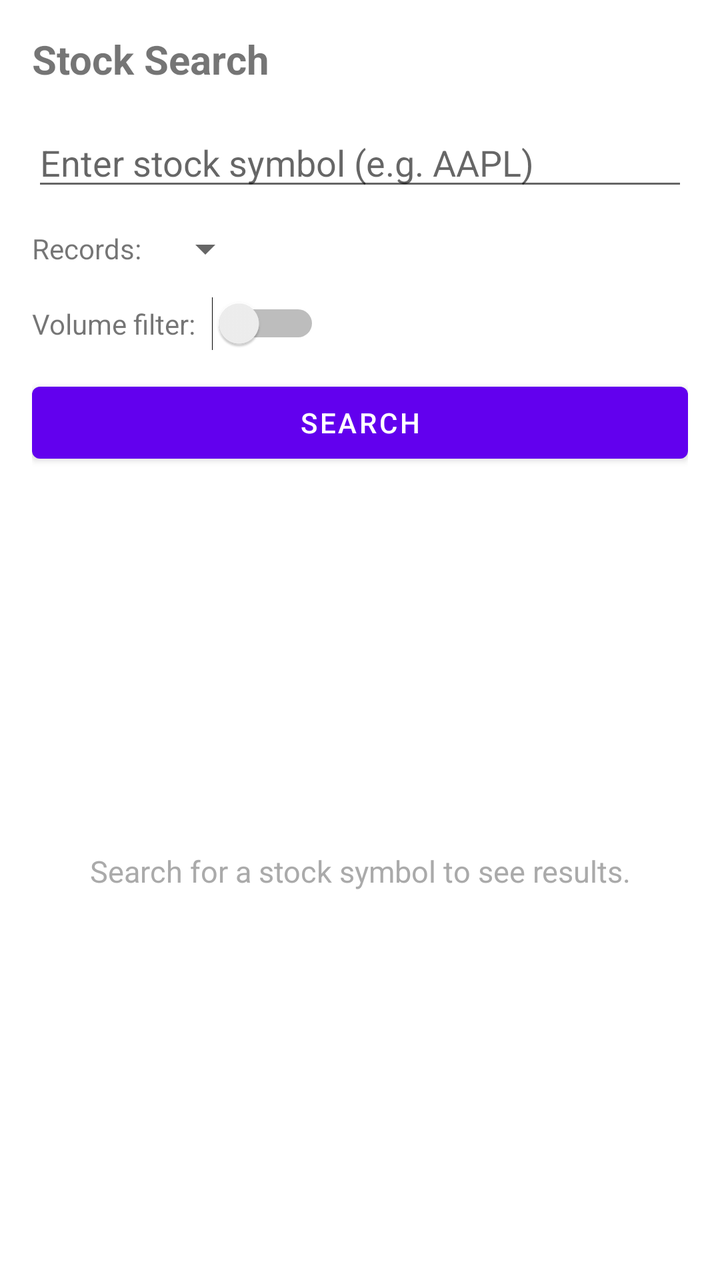
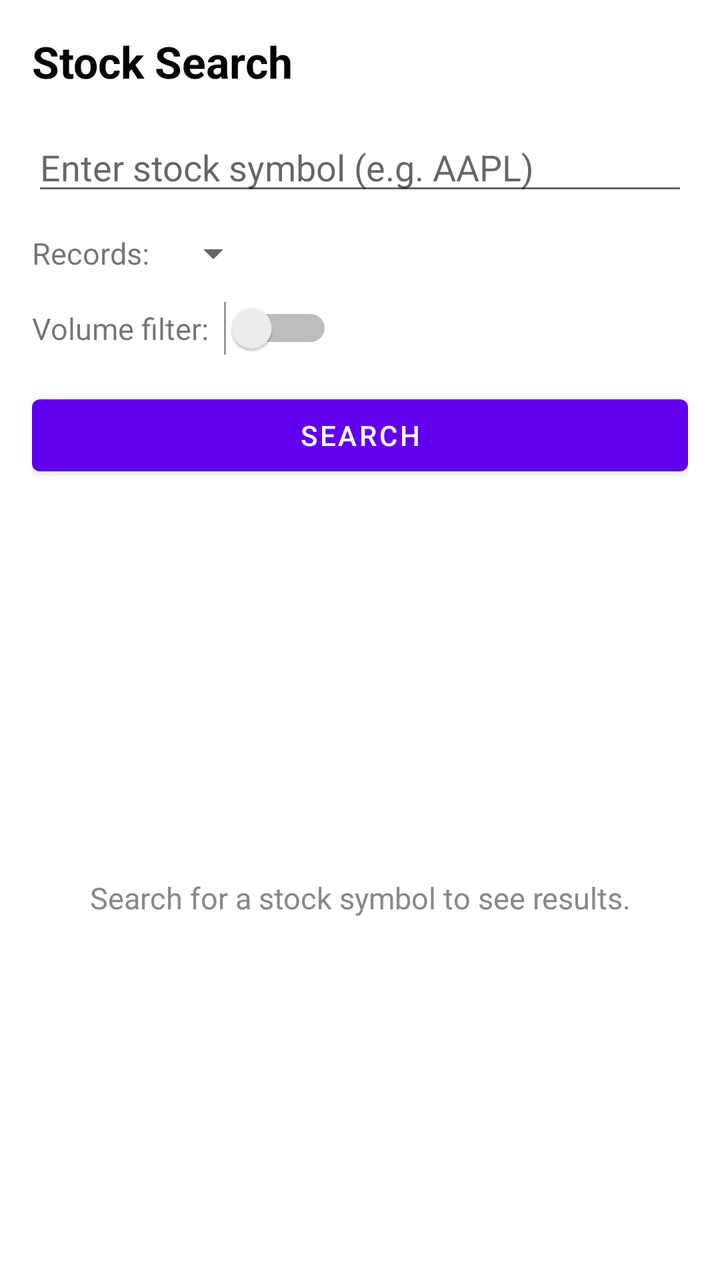

An Android layout rendered at two revisions. The XML below is the earlier revision; the diff shows what the commit changed to produce the second picture.
<!-- AndroidManifest.xml: application theme Theme.StockExplorer -->
<!-- res/layout/activity_stock_search.xml -->
<?xml version="1.0" encoding="utf-8"?>
<LinearLayout
    xmlns:android="http://schemas.android.com/apk/res/android"
    xmlns:tools="http://schemas.android.com/tools"
    android:layout_width="match_parent"
    android:layout_height="match_parent"
    android:orientation="vertical"
    android:padding="16dp"
    tools:context=".StockSearchActivity">

    <TextView
        android:layout_width="wrap_content"
        android:layout_height="wrap_content"
        android:text="@string/stock_search_title"
        android:textSize="20sp"
        android:textStyle="bold"
        android:layout_marginBottom="16dp" />

    <EditText
        android:id="@+id/symbolInput"
        android:layout_width="match_parent"
        android:layout_height="wrap_content"
        android:hint="@string/symbol_hint"
        android:inputType="textCapCharacters"
        android:maxLines="1"
        android:layout_marginBottom="12dp" />

    <LinearLayout
        android:layout_width="match_parent"
        android:layout_height="wrap_content"
        android:orientation="horizontal"
        android:gravity="center_vertical"
        android:layout_marginBottom="12dp">

        <TextView
            android:layout_width="wrap_content"
            android:layout_height="wrap_content"
            android:text="@string/record_count_label"
            android:layout_marginEnd="8dp" />

        <Spinner
            android:id="@+id/recordCountSpinner"
            android:layout_width="wrap_content"
            android:layout_height="wrap_content" />

    </LinearLayout>

    <LinearLayout
        android:layout_width="match_parent"
        android:layout_height="wrap_content"
        android:orientation="horizontal"
        android:gravity="center_vertical"
        android:layout_marginBottom="12dp">

        <TextView
            android:layout_width="wrap_content"
            android:layout_height="wrap_content"
            android:text="@string/volume_filter_label"
            android:layout_marginEnd="8dp" />

        <Switch
            android:id="@+id/volumeFilterSwitch"
            android:layout_width="wrap_content"
            android:layout_height="wrap_content" />

    </LinearLayout>

    <Button
        android:id="@+id/searchButton"
        android:layout_width="match_parent"
        android:layout_height="wrap_content"
        android:text="@string/search"
        android:layout_marginBottom="12dp" />

    <ProgressBar
        android:id="@+id/progressBar"
        android:layout_width="wrap_content"
        android:layout_height="wrap_content"
        android:layout_gravity="center"
        android:visibility="gone" />

    <TextView
        android:id="@+id/errorMessage"
        android:layout_width="match_parent"
        android:layout_height="wrap_content"
        android:textColor="@android:color/holo_red_dark"
        android:visibility="gone"
        android:layout_marginTop="8dp" />

    <TextView
        android:id="@+id/emptyStateText"
        android:layout_width="match_parent"
        android:layout_height="0dp"
        android:layout_weight="1"
        android:gravity="center"
        android:text="@string/empty_state_message"
        android:textSize="15sp"
        android:textColor="@android:color/darker_gray" />

    <androidx.recyclerview.widget.RecyclerView
        android:id="@+id/resultsRecyclerView"
        android:layout_width="match_parent"
        android:layout_height="0dp"
        android:layout_marginTop="12dp"
        android:layout_weight="1"
        android:visibility="gone"
        tools:listitem="@layout/item_stock_record" />

</LinearLayout>
<!-- res/layout/item_stock_record.xml (included above) -->
<?xml version="1.0" encoding="utf-8"?>
<com.google.android.material.card.MaterialCardView
    xmlns:android="http://schemas.android.com/apk/res/android"
    xmlns:app="http://schemas.android.com/apk/res-auto"
    android:layout_width="match_parent"
    android:layout_height="wrap_content"
    android:layout_marginStart="8dp"
    android:layout_marginEnd="8dp"
    android:layout_marginTop="6dp"
    android:layout_marginBottom="6dp"
    app:cardCornerRadius="8dp"
    app:cardElevation="2dp">

    <LinearLayout
        android:layout_width="match_parent"
        android:layout_height="wrap_content"
        android:orientation="vertical"
        android:padding="12dp">

        
        <LinearLayout
            android:layout_width="match_parent"
            android:layout_height="wrap_content"
            android:orientation="horizontal"
            android:gravity="center_vertical">

            <TextView
                android:id="@+id/symbolText"
                android:layout_width="0dp"
                android:layout_height="wrap_content"
                android:layout_weight="1"
                android:textSize="16sp"
                android:textStyle="bold" />

            <TextView
                android:id="@+id/trendText"
                android:layout_width="wrap_content"
                android:layout_height="wrap_content"
                android:textSize="14sp"
                android:textStyle="bold" />

        </LinearLayout>

        
        <TextView
            android:id="@+id/dateText"
            android:layout_width="wrap_content"
            android:layout_height="wrap_content"
            android:textSize="13sp"
            android:textColor="@android:color/darker_gray"
            android:layout_marginTop="4dp"
            android:layout_marginBottom="8dp" />

        
        <LinearLayout
            android:layout_width="match_parent"
            android:layout_height="wrap_content"
            android:orientation="horizontal">

            <TextView
                android:id="@+id/openText"
                android:layout_width="0dp"
                android:layout_height="wrap_content"
                android:layout_weight="1"
                android:textSize="13sp" />

            <TextView
                android:id="@+id/closeText"
                android:layout_width="0dp"
                android:layout_height="wrap_content"
                android:layout_weight="1"
                android:textSize="13sp" />

        </LinearLayout>

        
        <LinearLayout
            android:layout_width="match_parent"
            android:layout_height="wrap_content"
            android:orientation="horizontal"
            android:layout_marginTop="4dp">

            <TextView
                android:id="@+id/highText"
                android:layout_width="0dp"
                android:layout_height="wrap_content"
                android:layout_weight="1"
                android:textSize="13sp" />

            <TextView
                android:id="@+id/lowText"
                android:layout_width="0dp"
                android:layout_height="wrap_content"
                android:layout_weight="1"
                android:textSize="13sp" />

        </LinearLayout>

        
        <TextView
            android:id="@+id/volumeText"
            android:layout_width="wrap_content"
            android:layout_height="wrap_content"
            android:textSize="13sp"
            android:layout_marginTop="4dp" />

    </LinearLayout>

</com.google.android.material.card.MaterialCardView>
<!-- resources referenced by this layout -->
<resources>
  <string name="empty_state_message">Search for a stock symbol to see results.</string>
  <string name="record_count_label">Records:</string>
  <string name="search">Search</string>
  <string name="stock_search_title">Stock Search</string>
  <string name="symbol_hint">Enter stock symbol (e.g. AAPL)</string>
  <string name="volume_filter_label">Volume filter:</string>
  <style name="Theme.StockExplorer" parent="Theme.MaterialComponents.DayNight.NoActionBar">
          <item name="colorPrimary">@color/purple_500</item>
          <item name="colorPrimaryVariant">@color/purple_700</item>
          <item name="colorSecondary">@color/teal_200</item>
          <item name="android:statusBarColor" tools:targetApi="l">@color/purple_700</item>
      </style>
  <color name="purple_500">#6200EE</color>
  <color name="purple_700">#3700B3</color>
  <color name="teal_200">#03DAC5</color>
</resources>

<!-- the commit's change to res/layout/activity_stock_search.xml (unified diff, before → after) -->
@@ -5,88 +5,112 @@
     android:layout_width="match_parent"
     android:layout_height="match_parent"
     android:orientation="vertical"
-    android:padding="16dp"
     tools:context=".StockSearchActivity">
 
-    <TextView
-        android:layout_width="wrap_content"
-        android:layout_height="wrap_content"
-        android:text="@string/stock_search_title"
-        android:textSize="20sp"
-        android:textStyle="bold"
-        android:layout_marginBottom="16dp" />
-
-    <EditText
-        android:id="@+id/symbolInput"
-        android:layout_width="match_parent"
-        android:layout_height="wrap_content"
-        android:hint="@string/symbol_hint"
-        android:inputType="textCapCharacters"
-        android:maxLines="1"
-        android:layout_marginBottom="12dp" />
-
-    <LinearLayout
-        android:layout_width="match_parent"
-        android:layout_height="wrap_content"
-        android:orientation="horizontal"
-        android:gravity="center_vertical"
-        android:layout_marginBottom="12dp">
-
-        <TextView
-            android:layout_width="wrap_content"
-            android:layout_height="wrap_content"
-            android:text="@string/record_count_label"
-            android:layout_marginEnd="8dp" />
-
-        <Spinner
-            android:id="@+id/recordCountSpinner"
-            android:layout_width="wrap_content"
-            android:layout_height="wrap_content" />
-
-    </LinearLayout>
-
-    <LinearLayout
-        android:layout_width="match_parent"
-        android:layout_height="wrap_content"
-        android:orientation="horizontal"
-        android:gravity="center_vertical"
-        android:layout_marginBottom="12dp">
-
-        <TextView
-            android:layout_width="wrap_content"
-            android:layout_height="wrap_content"
-            android:text="@string/volume_filter_label"
-            android:layout_marginEnd="8dp" />
-
-        <Switch
-            android:id="@+id/volumeFilterSwitch"
-            android:layout_width="wrap_content"
-            android:layout_height="wrap_content" />
-
-    </LinearLayout>
-
-    <Button
-        android:id="@+id/searchButton"
-        android:layout_width="match_parent"
-        android:layout_height="wrap_content"
-        android:text="@string/search"
-        android:layout_marginBottom="12dp" />
-
+    
+    <ScrollView
+        android:layout_width="match_parent"
+        android:layout_height="wrap_content"
+        android:fillViewport="false">
+
+        <LinearLayout
+            android:layout_width="match_parent"
+            android:layout_height="wrap_content"
+            android:orientation="vertical"
+            android:padding="16dp">
+
+            <TextView
+                android:layout_width="wrap_content"
+                android:layout_height="wrap_content"
+                android:text="@string/stock_search_title"
+                android:textSize="22sp"
+                android:textStyle="bold"
+                android:textColor="@color/black"
+                android:layout_marginBottom="16dp" />
+
+            <EditText
+                android:id="@+id/symbolInput"
+                android:layout_width="match_parent"
+                android:layout_height="wrap_content"
+                android:hint="@string/symbol_hint"
+                android:inputType="textCapCharacters"
+                android:maxLines="1"
+                android:layout_marginBottom="12dp" />
+
+            <LinearLayout
+                android:layout_width="match_parent"
+                android:layout_height="wrap_content"
+                android:orientation="horizontal"
+                android:gravity="center_vertical"
+                android:layout_marginBottom="12dp">
+
+                <TextView
+                    android:layout_width="wrap_content"
+                    android:layout_height="wrap_content"
+                    android:text="@string/record_count_label"
+                    android:textSize="15sp"
+                    android:layout_marginEnd="8dp" />
+
+                <Spinner
+                    android:id="@+id/recordCountSpinner"
+                    android:layout_width="wrap_content"
+                    android:layout_height="wrap_content" />
+
+            </LinearLayout>
+
+            <LinearLayout
+                android:layout_width="match_parent"
+                android:layout_height="wrap_content"
+                android:orientation="horizontal"
+                android:gravity="center_vertical"
+                android:layout_marginBottom="16dp">
+
+                <TextView
+                    android:layout_width="wrap_content"
+                    android:layout_height="wrap_content"
+                    android:text="@string/volume_filter_label"
+                    android:textSize="15sp"
+                    android:layout_marginEnd="8dp" />
+
+                <Switch
+                    android:id="@+id/volumeFilterSwitch"
+                    android:layout_width="wrap_content"
+                    android:layout_height="wrap_content" />
+
+            </LinearLayout>
+
+            <Button
+                android:id="@+id/searchButton"
+                android:layout_width="match_parent"
+                android:layout_height="wrap_content"
+                android:text="@string/search" />
+
+        </LinearLayout>
+
+    </ScrollView>
+
+    
     <ProgressBar
         android:id="@+id/progressBar"
         android:layout_width="wrap_content"
         android:layout_height="wrap_content"
         android:layout_gravity="center"
-        android:visibility="gone" />
-
+        android:visibility="gone"
+        android:layout_marginTop="16dp" />
+
+    
     <TextView
         android:id="@+id/errorMessage"
         android:layout_width="match_parent"
         android:layout_height="wrap_content"
         android:textColor="@android:color/holo_red_dark"
+        android:textSize="14sp"
         android:visibility="gone"
-        android:layout_marginTop="8dp" />
-
+        android:paddingStart="16dp"
+        android:paddingEnd="16dp"
+        android:layout_marginTop="12dp" />
+
+    
     <TextView
         android:id="@+id/emptyStateText"
         android:layout_width="match_parent"
@@ -95,14 +119,17 @@
         android:gravity="center"
         android:text="@string/empty_state_message"
         android:textSize="15sp"
-        android:textColor="@android:color/darker_gray" />
-
+        android:textColor="@color/text_secondary" />
+
+    
     <androidx.recyclerview.widget.RecyclerView
         android:id="@+id/resultsRecyclerView"
         android:layout_width="match_parent"
         android:layout_height="0dp"
-        android:layout_marginTop="12dp"
         android:layout_weight="1"
+        android:clipToPadding="false"
+        android:paddingTop="4dp"
+        android:paddingBottom="8dp"
         android:visibility="gone"
         tools:listitem="@layout/item_stock_record" />
 
@@ -114,40 +141,47 @@
     xmlns:app="http://schemas.android.com/apk/res-auto"
     android:layout_width="match_parent"
     android:layout_height="wrap_content"
-    android:layout_marginStart="8dp"
-    android:layout_marginEnd="8dp"
+    android:layout_marginStart="12dp"
+    android:layout_marginEnd="12dp"
     android:layout_marginTop="6dp"
     android:layout_marginBottom="6dp"
-    app:cardCornerRadius="8dp"
-    app:cardElevation="2dp">
+    app:cardCornerRadius="10dp"
+    app:cardElevation="3dp"
+    app:strokeWidth="0dp">
 
     <LinearLayout
         android:layout_width="match_parent"
         android:layout_height="wrap_content"
         android:orientation="vertical"
-        android:padding="12dp">
+        android:padding="14dp">
 
         
         <LinearLayout
             android:layout_width="match_parent"
             android:layout_height="wrap_content"
             android:orientation="horizontal"
-            android:gravity="center_vertical">
+            android:gravity="center_vertical"
+            android:layout_marginBottom="2dp">
 
             <TextView
                 android:id="@+id/symbolText"
                 android:layout_width="0dp"
                 android:layout_height="wrap_content"
                 android:layout_weight="1"
-                android:textSize="16sp"
-                android:textStyle="bold" />
+                android:textSize="17sp"
+                android:textStyle="bold"
+                android:textColor="@color/black" />
 
             <TextView
                 android:id="@+id/trendText"
                 android:layout_width="wrap_content"
                 android:layout_height="wrap_content"
-                android:textSize="14sp"
-                android:textStyle="bold" />
+                android:textSize="13sp"
+                android:textStyle="bold"
+                android:paddingStart="10dp"
+                android:paddingEnd="10dp"
+                android:paddingTop="3dp"
+                android:paddingBottom="3dp" />
 
         </LinearLayout>
 
@@ -157,29 +191,38 @@
             android:layout_width="wrap_content"
             android:layout_height="wrap_content"
             android:textSize="13sp"
-            android:textColor="@android:color/darker_gray"
-            android:layout_marginTop="4dp"
-            android:layout_marginBottom="8dp" />
-
-        
-        <LinearLayout
-            android:layout_width="match_parent"
-            android:layout_height="wrap_content"
-            android:orientation="horizontal">
+            android:textColor="#888888"
+            android:layout_marginBottom="10dp" />
+
+        
+        <View
+            android:layout_width="match_parent"
+            android:layout_height="1dp"
+            android:background="#E0E0E0"
+            android:layout_marginBottom="10dp" />
+
+        
+        <LinearLayout
+            android:layout_width="match_parent"
+            android:layout_height="wrap_content"
+            android:orientation="horizontal"
+            android:layout_marginBottom="6dp">
 
             <TextView
                 android:id="@+id/openText"
                 android:layout_width="0dp"
                 android:layout_height="wrap_content"
                 android:layout_weight="1"
-                android:textSize="13sp" />
+                android:textSize="13sp"
+                android:textColor="#444444" />
 
             <TextView
                 android:id="@+id/closeText"
                 android:layout_width="0dp"
                 android:layout_height="wrap_content"
                 android:layout_weight="1"
-                android:textSize="13sp" />
+                android:textSize="13sp"
+                android:textColor="#444444" />
 
         </LinearLayout>
 
@@ -188,21 +231,23 @@
             android:layout_width="match_parent"
             android:layout_height="wrap_content"
             android:orientation="horizontal"
-            android:layout_marginTop="4dp">
+            android:layout_marginBottom="6dp">
 
             <TextView
                 android:id="@+id/highText"
                 android:layout_width="0dp"
                 android:layout_height="wrap_content"
                 android:layout_weight="1"
-                android:textSize="13sp" />
+                android:textSize="13sp"
+                android:textColor="#444444" />
 
             <TextView
                 android:id="@+id/lowText"
                 android:layout_width="0dp"
                 android:layout_height="wrap_content"
                 android:layout_weight="1"
-                android:textSize="13sp" />
+                android:textSize="13sp"
+                android:textColor="#444444" />
 
         </LinearLayout>
 
@@ -212,7 +257,7 @@
             android:layout_width="wrap_content"
             android:layout_height="wrap_content"
             android:textSize="13sp"
-            android:layout_marginTop="4dp" />
+            android:textColor="#444444" />
 
     </LinearLayout>
 
<!-- resource entries referenced after the edit -->
@@ -1,5 +1,7 @@
 <!-- resources referenced by this layout -->
 <resources>
+  <color name="black">#FF000000</color>
+  <color name="text_secondary">#888888</color>
   <string name="empty_state_message">Search for a stock symbol to see results.</string>
   <string name="record_count_label">Records:</string>
   <string name="search">Search</string>
